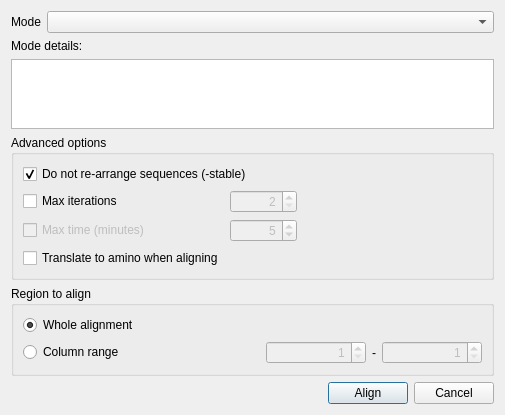
Above: src/plugins_3rdparty/umuscle/src/ui/MuscleAlignDialog.ui from dualword/ugene-qt4 before the change. Below: the same form after it.
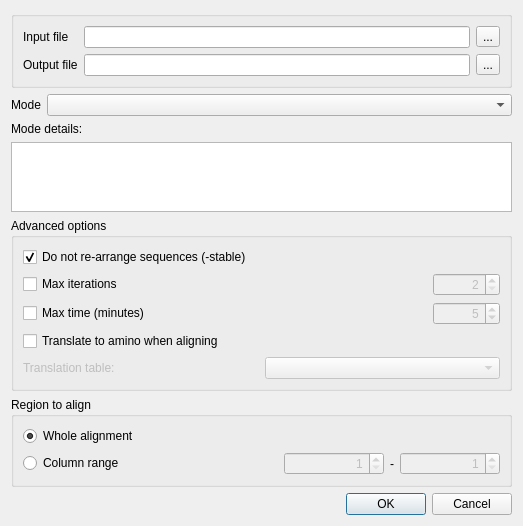
That is the form after the change.

What changed in the file:
```diff
--- a/src/plugins_3rdparty/umuscle/src/ui/MuscleAlignDialog.ui
+++ b/src/plugins_3rdparty/umuscle/src/ui/MuscleAlignDialog.ui
@@ -6,17 +6,72 @@
    <rect>
     <x>0</x>
     <y>0</y>
-    <width>505</width>
-    <height>380</height>
+    <width>523</width>
+    <height>494</height>
    </rect>
   </property>
+  <property name="minimumSize">
+   <size>
+    <width>523</width>
+    <height>0</height>
+   </size>
+  </property>
   <property name="windowTitle">
    <string>Align with MUSCLE</string>
   </property>
+  <layout class="QVBoxLayout" name="verticalLayout_2">
+   <item>
   <layout class="QVBoxLayout" name="verticalLayout">
    <item>
-    <layout class="QHBoxLayout" name="horizontalLayout_2">
+      <widget class="QGroupBox" name="inputGroupBox">
+       <property name="title">
+        <string/>
+       </property>
+       <layout class="QGridLayout" name="gridLayout_2">
+        <item row="0" column="0">
+         <layout class="QGridLayout" name="gridLayout">
+          <item row="0" column="0">
+           <widget class="QLabel" name="label_5">
+            <property name="text">
+             <string>Input file</string>
+            </property>
+           </widget>
+          </item>
+          <item row="0" column="1">
+           <widget class="QLineEdit" name="inputFileLineEdit"/>
+          </item>
+          <item row="0" column="2">
+           <widget class="QToolButton" name="inputFilePathButton">
+            <property name="text">
+             <string>...</string>
+            </property>
+           </widget>
+          </item>
+          <item row="1" column="0">
+           <widget class="QLabel" name="label_6">
+            <property name="text">
+             <string>Output file</string>
+            </property>
+           </widget>
+          </item>
+          <item row="1" column="1">
+           <widget class="QLineEdit" name="outputFileLineEdit"/>
+          </item>
+          <item row="1" column="2">
+           <widget class="QToolButton" name="outputFilePathButton">
+            <property name="text">
+             <string>...</string>
+            </property>
+           </widget>
+          </item>
+         </layout>
+        </item>
+       </layout>
+      </widget>
+     </item>
      <item>
+      <layout class="QGridLayout" name="gridLayout_3">
+       <item row="0" column="0">
       <widget class="QLabel" name="label">
        <property name="sizePolicy">
         <sizepolicy hsizetype="Maximum" vsizetype="Preferred">
@@ -29,7 +84,7 @@
        </property>
       </widget>
      </item>
-     <item>
+       <item row="0" column="1">
       <widget class="QComboBox" name="confBox"/>
      </item>
     </layout>
@@ -43,6 +98,12 @@
    </item>
    <item>
     <widget class="QTextEdit" name="confEdit">
+       <property name="sizePolicy">
+        <sizepolicy hsizetype="Expanding" vsizetype="Expanding">
+         <horstretch>0</horstretch>
+         <verstretch>0</verstretch>
+        </sizepolicy>
+       </property>
      <property name="readOnly">
       <bool>true</bool>
      </property>
@@ -53,8 +114,10 @@
      <property name="title">
       <string>Advanced options</string>
      </property>
-     <layout class="QGridLayout" name="gridLayout_2">
-      <item row="0" column="0" colspan="3">
+       <layout class="QGridLayout" name="gridLayout_9">
+        <item row="0" column="0">
+         <layout class="QGridLayout" name="gridLayout_8">
+          <item row="0" column="0">
        <widget class="QCheckBox" name="stableCB">
         <property name="text">
          <string>Do not re-arrange sequences (-stable)</string>
@@ -65,6 +128,8 @@
        </widget>
       </item>
       <item row="1" column="0">
+           <layout class="QGridLayout" name="gridLayout_7">
+            <item row="0" column="0">
        <widget class="QCheckBox" name="maxItersCheckBox">
         <property name="enabled">
          <bool>true</bool>
@@ -74,46 +139,63 @@
         </property>
        </widget>
       </item>
-      <item row="1" column="1">
-       <widget class="QSpinBox" name="maxItersSpinBox">
-        <property name="enabled">
-         <bool>false</bool>
-        </property>
-        <property name="alignment">
-         <set>Qt::AlignRight|Qt::AlignTrailing|Qt::AlignVCenter</set>
-        </property>
-        <property name="minimum">
-         <number>2</number>
-        </property>
-        <property name="maximum">
-         <number>1000000000</number>
-        </property>
-       </widget>
-      </item>
-      <item row="1" column="2">
+            <item row="0" column="1">
        <spacer name="horizontalSpacer_3">
         <property name="orientation">
          <enum>Qt::Horizontal</enum>
         </property>
         <property name="sizeHint" stdset="0">
          <size>
-          <width>255</width>
+                <width>108</width>
           <height>17</height>
          </size>
         </property>
        </spacer>
       </item>
+            <item row="0" column="2">
+             <widget class="QSpinBox" name="maxItersSpinBox">
+              <property name="enabled">
+               <bool>false</bool>
+              </property>
+              <property name="alignment">
+               <set>Qt::AlignRight|Qt::AlignTrailing|Qt::AlignVCenter</set>
+              </property>
+              <property name="minimum">
+               <number>2</number>
+              </property>
+              <property name="maximum">
+               <number>1000000000</number>
+              </property>
+             </widget>
+            </item>
+           </layout>
+          </item>
       <item row="2" column="0">
+           <layout class="QGridLayout" name="gridLayout_6">
+            <item row="0" column="0">
        <widget class="QCheckBox" name="maxMinutesCheckBox">
         <property name="enabled">
-         <bool>false</bool>
+               <bool>true</bool>
         </property>
         <property name="text">
          <string>Max time (minutes)</string>
         </property>
        </widget>
       </item>
-      <item row="2" column="1">
+            <item row="0" column="1">
+             <spacer name="horizontalSpacer_4">
+              <property name="orientation">
+               <enum>Qt::Horizontal</enum>
+              </property>
+              <property name="sizeHint" stdset="0">
+               <size>
+                <width>108</width>
+                <height>20</height>
+               </size>
+              </property>
+             </spacer>
+            </item>
+            <item row="0" column="2">
        <widget class="QSpinBox" name="maxMinutesSpinBox">
         <property name="enabled">
          <bool>false</bool>
@@ -135,18 +217,7 @@
         </property>
        </widget>
       </item>
-      <item row="2" column="2">
-       <spacer name="horizontalSpacer_4">
-        <property name="orientation">
-         <enum>Qt::Horizontal</enum>
-        </property>
-        <property name="sizeHint" stdset="0">
-         <size>
-          <width>255</width>
-          <height>20</height>
-         </size>
-        </property>
-       </spacer>
+           </layout>
       </item>
       <item row="3" column="0">
        <widget class="QCheckBox" name="translateCheckBox">
@@ -158,6 +229,29 @@
         </property>
        </widget>
       </item>
+          <item row="4" column="0">
+           <layout class="QGridLayout" name="gridLayout_5">
+            <item row="0" column="0">
+             <widget class="QLabel" name="label_4">
+              <property name="enabled">
+               <bool>false</bool>
+              </property>
+              <property name="text">
+               <string>Translation table:</string>
+              </property>
+             </widget>
+            </item>
+            <item row="0" column="1">
+             <widget class="QComboBox" name="translationTableBox">
+              <property name="enabled">
+               <bool>false</bool>
+              </property>
+             </widget>
+            </item>
+           </layout>
+          </item>
+         </layout>
+        </item>
      </layout>
     </widget>
    </item>
@@ -166,21 +260,10 @@
      <property name="title">
       <string>Region to align</string>
      </property>
-     <layout class="QGridLayout" name="gridLayout">
-      <item row="1" column="1">
-       <spacer name="horizontalSpacer_2">
-        <property name="orientation">
-         <enum>Qt::Horizontal</enum>
-        </property>
-        <property name="sizeHint" stdset="0">
-         <size>
-          <width>40</width>
-          <height>20</height>
-         </size>
-        </property>
-       </spacer>
-      </item>
-      <item row="0" column="0" colspan="4">
+       <layout class="QGridLayout" name="gridLayout_12">
+        <item row="0" column="0" rowspan="3" colspan="2">
+         <layout class="QGridLayout" name="gridLayout_11">
+          <item row="0" column="0">
        <widget class="QRadioButton" name="wholeRangeRB">
         <property name="text">
          <string>Whole alignment</string>
@@ -191,6 +274,8 @@
        </widget>
       </item>
       <item row="1" column="0">
+           <layout class="QGridLayout" name="gridLayout_10">
+            <item row="0" column="0">
        <widget class="QRadioButton" name="customRangeRB">
         <property name="enabled">
          <bool>true</bool>
@@ -203,7 +288,20 @@
         </property>
        </widget>
       </item>
-      <item row="1" column="2">
+            <item row="0" column="1">
+             <spacer name="horizontalSpacer_2">
+              <property name="orientation">
+               <enum>Qt::Horizontal</enum>
+              </property>
+              <property name="sizeHint" stdset="0">
+               <size>
+                <width>40</width>
+                <height>20</height>
+               </size>
+              </property>
+             </spacer>
+            </item>
+            <item row="0" column="2">
        <widget class="QSpinBox" name="rangeStartSB">
         <property name="enabled">
          <bool>false</bool>
@@ -225,7 +323,7 @@
         </property>
        </widget>
       </item>
-      <item row="1" column="4">
+            <item row="0" column="4">
        <widget class="QSpinBox" name="rangeEndSB">
         <property name="enabled">
          <bool>false</bool>
@@ -247,7 +345,7 @@
         </property>
        </widget>
       </item>
-      <item row="1" column="3">
+            <item row="0" column="3">
        <widget class="QLabel" name="label_2">
         <property name="text">
          <string>-</string>
@@ -258,60 +356,22 @@
        </widget>
       </item>
      </layout>
-    </widget>
-   </item>
-   <item>
-    <spacer name="verticalSpacer">
-     <property name="orientation">
-      <enum>Qt::Vertical</enum>
-     </property>
-     <property name="sizeHint" stdset="0">
-      <size>
-       <width>20</width>
-       <height>3</height>
-      </size>
-     </property>
-    </spacer>
-   </item>
-   <item>
-    <layout class="QHBoxLayout" name="horizontalLayout">
-     <item>
-      <spacer name="horizontalSpacer">
-       <property name="orientation">
-        <enum>Qt::Horizontal</enum>
-       </property>
-       <property name="sizeHint" stdset="0">
-        <size>
-         <width>40</width>
-         <height>20</height>
-        </size>
-       </property>
-      </spacer>
-     </item>
-     <item>
-      <widget class="QPushButton" name="alignButton">
-       <property name="text">
-        <string>Align</string>
-       </property>
-       <property name="default">
-        <bool>true</bool>
-       </property>
+          </item>
+         </layout>
+        </item>
+       </layout>
       </widget>
      </item>
+    </layout>
+   </item>
      <item>
-      <widget class="QPushButton" name="cancelButton">
-       <property name="text">
-        <string>Cancel</string>
+    <widget class="QDialogButtonBox" name="buttonBox">
+     <property name="standardButtons">
+      <set>QDialogButtonBox::Cancel|QDialogButtonBox::Ok</set>
        </property>
       </widget>
      </item>
     </layout>
-   </item>
-  </layout>
-  <zorder>groupBox</zorder>
-  <zorder>confEdit</zorder>
-  <zorder>label_3</zorder>
-  <zorder>groupBox_2</zorder>
  </widget>
  <resources/>
  <connections>
```
Left out of the diff: 120 changed lines with no effect on the pictures. Lines whose indentation alone changed are shown as unchanged.
